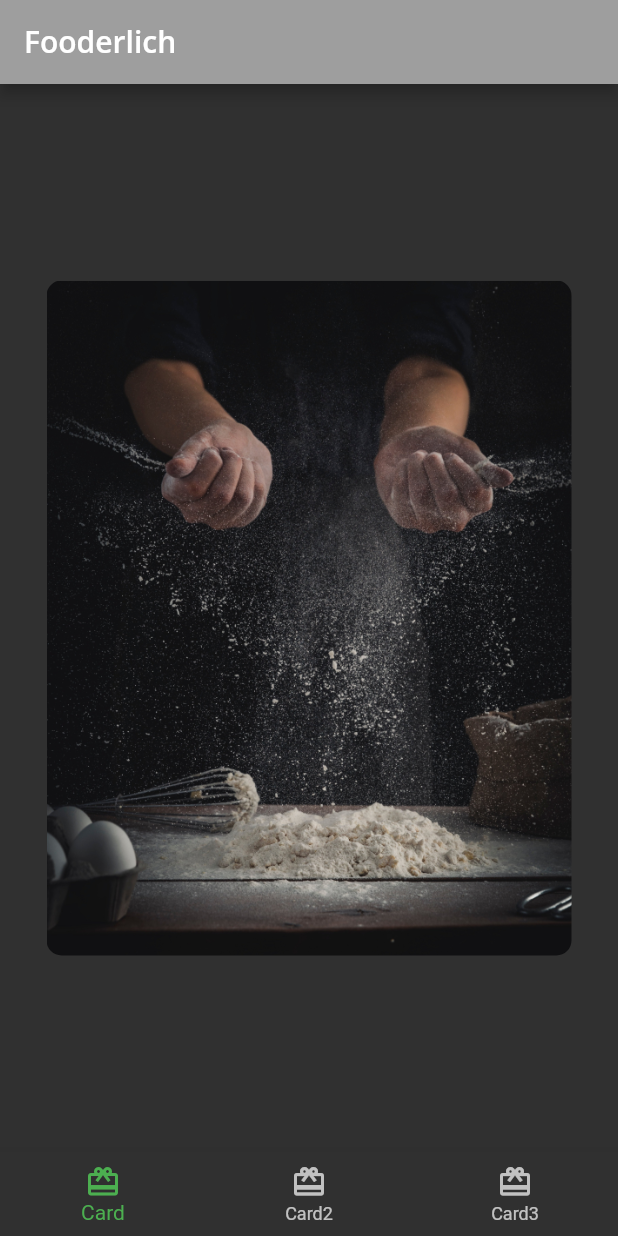
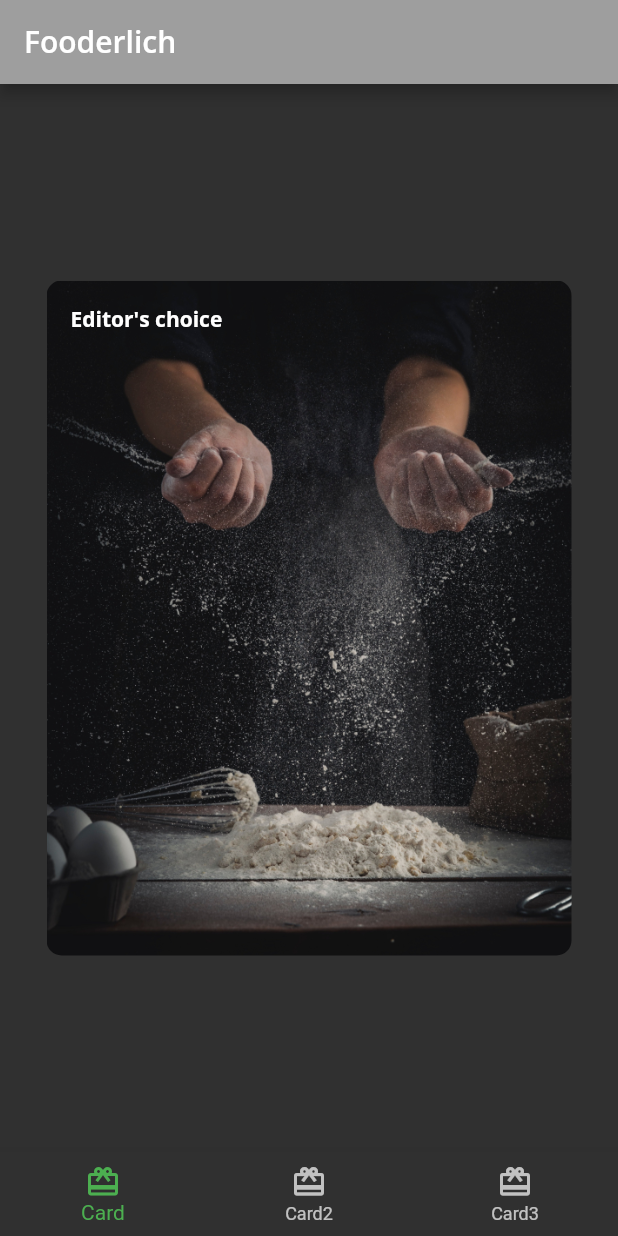
Before and after one commit to hramaroson/fooderlich, a Flutter app: the screen it shows after launch, on a phone screen of 412 x 824 dp. Run offline on Flutter 3.47's test engine with Material 2 defaults, Android fonts, the phone set to English and light mode, and no system bars; our stand-ins replace google_fonts.

Commit message:
Add Stack widget

```diff
--- a/lib/card1.dart
+++ b/lib/card1.dart
@@ -1,4 +1,5 @@
 import "package:flutter/material.dart";
+import 'package:fooderlich/fooderlich_theme.dart';
 
 class Card1 extends StatelessWidget{
   const Card1({super.key});
@@ -18,6 +19,13 @@ class Card1 extends StatelessWidget{
             fit: BoxFit.cover
           ),
           borderRadius: BorderRadius.all(Radius.circular(10.0))
+        ),
+        child: Stack(
+          children: [
+            Text(
+              "Editor's choice",
+              style: FooderlichTheme.darkTextTheme.bodyText1),
+          ],
         )
       ),
     );
```
